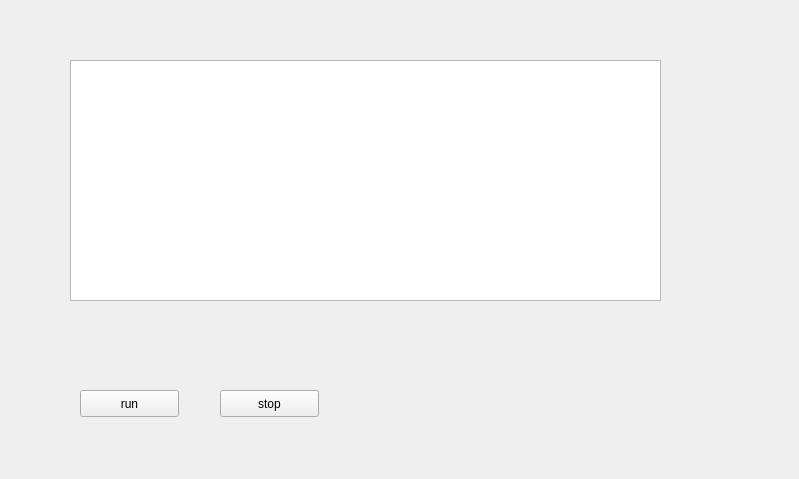
Before: the Qt Designer form src/ui/mainwindow.ui in qiaolunzhang/sniffer, drawn with Qt 5.
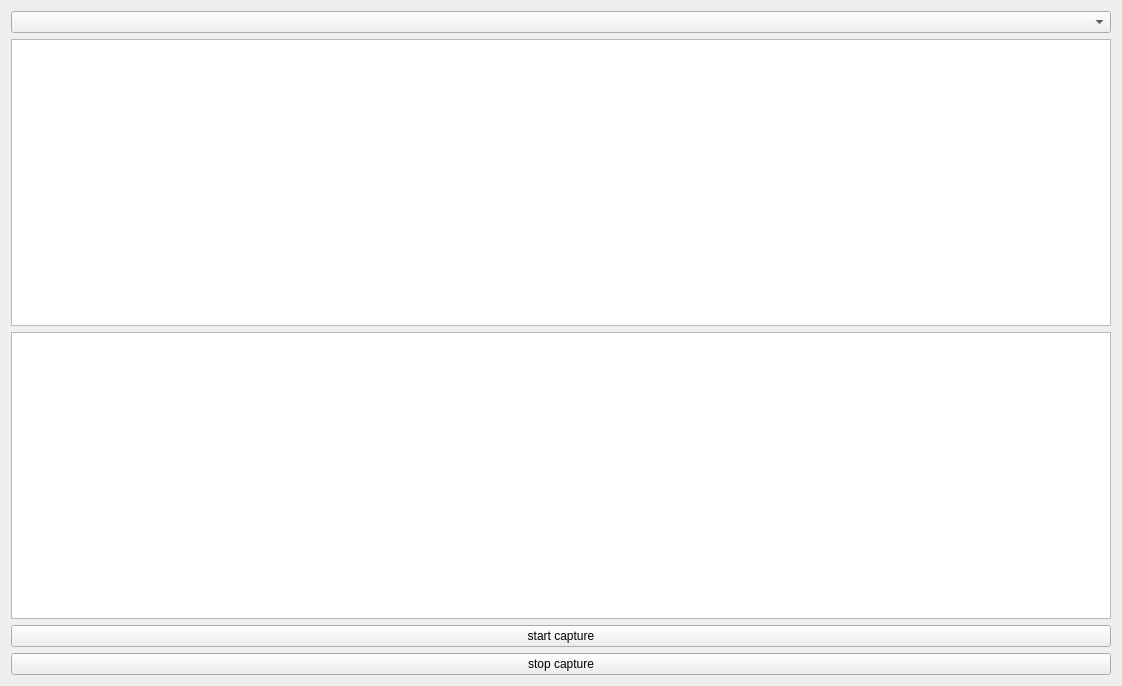
After: the same form once the commit is applied.

Commit message: add sniffer class

What changed in the file:
```diff
--- a/src/ui/mainwindow.ui
+++ b/src/ui/mainwindow.ui
@@ -6,50 +6,43 @@
    <rect>
     <x>0</x>
     <y>0</y>
-    <width>799</width>
-    <height>479</height>
+    <width>1122</width>
+    <height>686</height>
    </rect>
   </property>
   <property name="windowTitle">
    <string>MainWindow</string>
   </property>
   <widget class="QWidget" name="centralWidget">
-   <widget class="QTreeView" name="treeView">
-    <property name="geometry">
-     <rect>
-      <x>70</x>
-      <y>60</y>
-      <width>591</width>
-      <height>241</height>
-     </rect>
-    </property>
-   </widget>
+   <layout class="QVBoxLayout" name="verticalLayout_2">
+    <item>
+     <layout class="QVBoxLayout" name="verticalLayout">
+      <item>
+       <widget class="QComboBox" name="comboBox"/>
+      </item>
+      <item>
+       <widget class="QTreeView" name="treeView"/>
+      </item>
+      <item>
+       <widget class="QTreeView" name="treeView_2"/>
+      </item>
+      <item>
    <widget class="QPushButton" name="btn_run">
-    <property name="geometry">
-     <rect>
-      <x>80</x>
-      <y>390</y>
-      <width>99</width>
-      <height>27</height>
-     </rect>
-    </property>
     <property name="text">
-     <string>run</string>
-    </property>
-   </widget>
+         <string>start capture</string>
+        </property>
+       </widget>
+      </item>
+      <item>
    <widget class="QPushButton" name="pushButton_2">
-    <property name="geometry">
-     <rect>
-      <x>220</x>
-      <y>390</y>
-      <width>99</width>
-      <height>27</height>
-     </rect>
-    </property>
     <property name="text">
-     <string>stop</string>
-    </property>
-   </widget>
+         <string>stop capture</string>
+        </property>
+       </widget>
+      </item>
+     </layout>
+    </item>
+   </layout>
   </widget>
  </widget>
  <layoutdefault spacing="6" margin="11"/>
```
Lines whose indentation alone changed are shown as unchanged. The commit also changes 39 other files.
